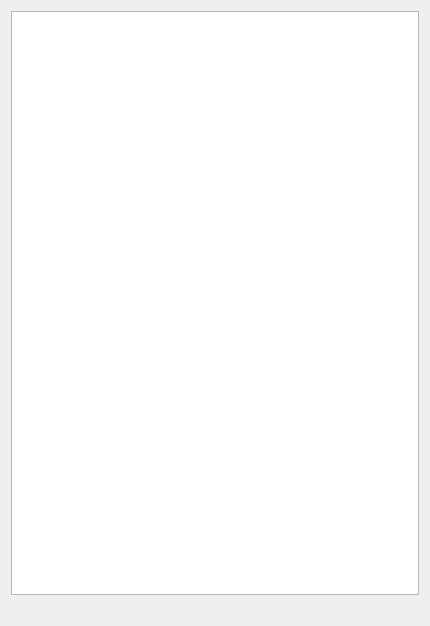
ChaoII/dcs-daq, file src/itemlist.ui: the form before one commit.
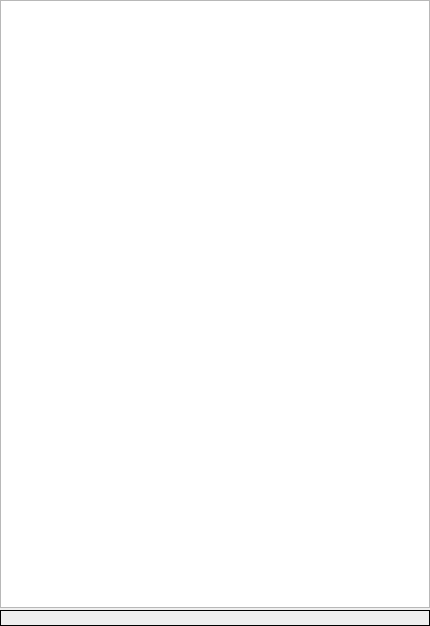
The form after the commit.

Commit message: optimize rectangle style

The edit to the form file:
```diff
--- a/src/itemlist.ui
+++ b/src/itemlist.ui
@@ -14,11 +14,29 @@
    <string>Form</string>
   </property>
   <layout class="QVBoxLayout" name="verticalLayout">
+   <property name="spacing">
+    <number>2</number>
+   </property>
+   <property name="leftMargin">
+    <number>0</number>
+   </property>
+   <property name="topMargin">
+    <number>0</number>
+   </property>
+   <property name="rightMargin">
+    <number>0</number>
+   </property>
+   <property name="bottomMargin">
+    <number>0</number>
+   </property>
    <item>
     <widget class="QListWidget" name="lw_rectCoordinate"/>
    </item>
    <item>
     <widget class="QLabel" name="lb_rectTextResult">
+     <property name="frameShape">
+      <enum>QFrame::Panel</enum>
+     </property>
      <property name="text">
       <string/>
      </property>
```
The commit also changes 1 other file.
